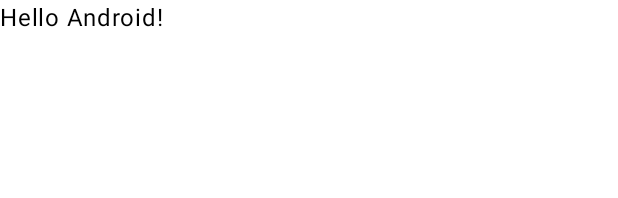
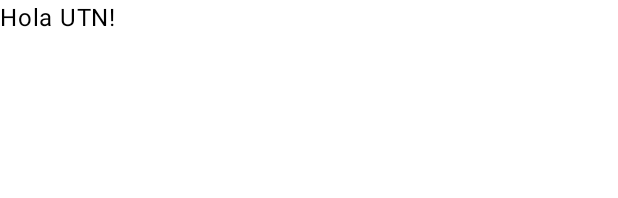
Before and after one commit to UTN-FRBA-Mobile/GeoGenius, an Android app built with Jetpack Compose: the @Preview function GreetingPreview, on a phone screen of 412 x 824 dp. Shown: the top 198 px of the screen. Run offline under Robolectric (Android 15) with nearby library versions, the phone set to English and light mode, and no system bars.

Commit message:
update names

```diff
--- a/app/src/main/java/com/utnfrba/geogenius/MainActivity.kt
+++ b/app/src/main/java/com/utnfrba/geogenius/MainActivity.kt
@@ -21,7 +21,7 @@ class MainActivity : ComponentActivity() {
             GeoGeniusTheme {
                 Scaffold(modifier = Modifier.fillMaxSize()) { innerPadding ->
                     Greeting(
-                        name = "Android",
+                        name = "UTN",
                         modifier = Modifier.padding(innerPadding)
                     )
                 }
@@ -33,7 +33,7 @@ class MainActivity : ComponentActivity() {
 @Composable
 fun Greeting(name: String, modifier: Modifier = Modifier) {
     Text(
-        text = "Hello $name!",
+        text = "Hola $name!",
         modifier = modifier
     )
 }
@@ -42,6 +42,6 @@ fun Greeting(name: String, modifier: Modifier = Modifier) {
 @Composable
 fun GreetingPreview() {
     GeoGeniusTheme {
-        Greeting("Android")
+        Greeting("UTN")
     }
 }
```
